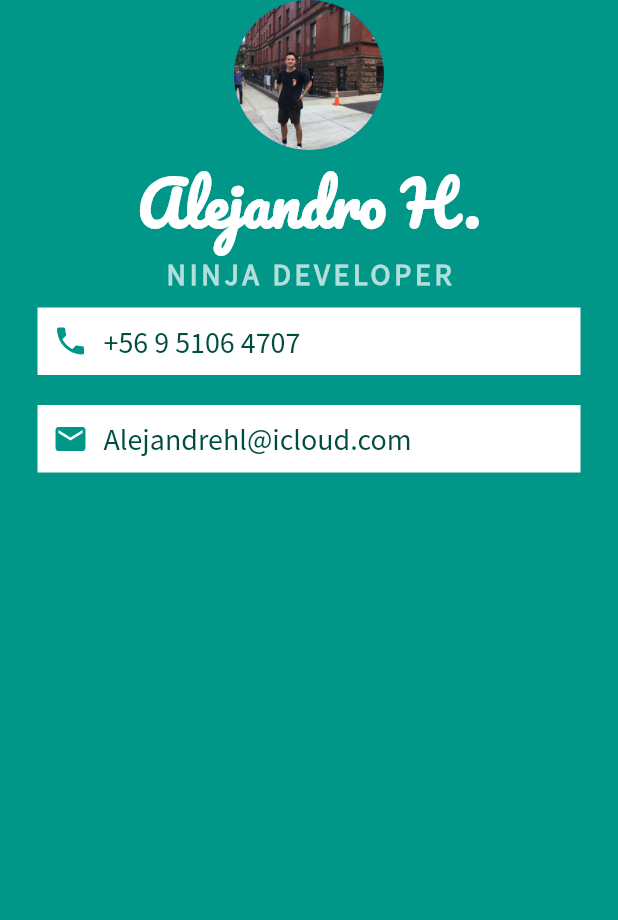
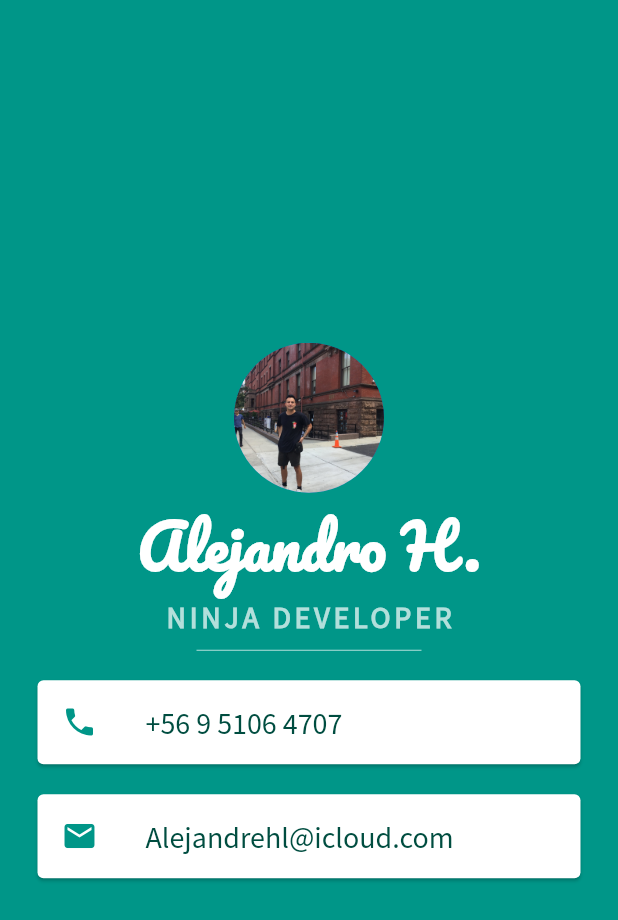
Before and after one commit to Alejandrehl/micard-app, a Flutter app: the screen it shows after launch, on a phone screen of 412 x 824 dp. Shown: the top 920 px of the screen. Run offline on Flutter 3.47's test engine with Material 2 defaults, Android fonts, the phone set to English and light mode, and no system bars.

Commit message:
App finished

```diff
--- a/lib/main.dart
+++ b/lib/main.dart
@@ -13,6 +13,7 @@ class MyApp extends StatelessWidget {
         backgroundColor: Colors.teal,
         body: SafeArea(
           child: Column(
+            mainAxisAlignment: MainAxisAlignment.center,
             children: <Widget>[
               CircleAvatar(
                 radius: 50.0,
@@ -36,50 +37,43 @@ class MyApp extends StatelessWidget {
                     fontWeight: FontWeight.bold,
                     letterSpacing: 2.5),
               ),
-              Container(
-                padding: EdgeInsets.all(10.0),
-                color: Colors.white,
-                margin: EdgeInsets.symmetric(vertical: 10.0, horizontal: 25.0),
-                child: Row(
-                  children: <Widget>[
-                    Icon(
+              SizedBox(
+                height: 20.0,
+                width: 150.0,
+                child: Divider(color: Colors.teal.shade100),
+              ),
+              Card(
+                margin: const EdgeInsets.symmetric(
+                    vertical: 10.0, horizontal: 25.0),
+                child: ListTile(
+                  leading: Icon(
                     Icons.phone,
                     color: Colors.teal,
                   ),
-                    SizedBox(
-                      width: 10.0,
-                    ),
-                    Text(
+                  title: Text(
                     "+56 9 5106 4707",
                     style: TextStyle(
                         color: Colors.teal.shade900,
                         fontFamily: "Source Sans Pro",
                         fontSize: 20.0),
                   ),
-                  ],
                 ),
               ),
-              Container(
-                padding: EdgeInsets.all(10.0),
-                color: Colors.white,
-                margin: EdgeInsets.symmetric(vertical: 10.0, horizontal: 25.0),
-                child: Row(
-                  children: <Widget>[
-                    Icon(
+              Card(
+                margin: const EdgeInsets.symmetric(
+                    vertical: 10.0, horizontal: 25.0),
+                child: ListTile(
+                  leading: Icon(
                     Icons.email,
                     color: Colors.teal,
                   ),
-                    SizedBox(
-                      width: 10.0,
-                    ),
-                    Text(
+                  title: Text(
                     "Alejandrehl@icloud.com",
                     style: TextStyle(
                         color: Colors.teal.shade900,
                         fontFamily: "Source Sans Pro",
                         fontSize: 20.0),
                   ),
-                  ],
                 ),
               ),
             ],
```
Lines whose indentation alone changed are shown as unchanged.
